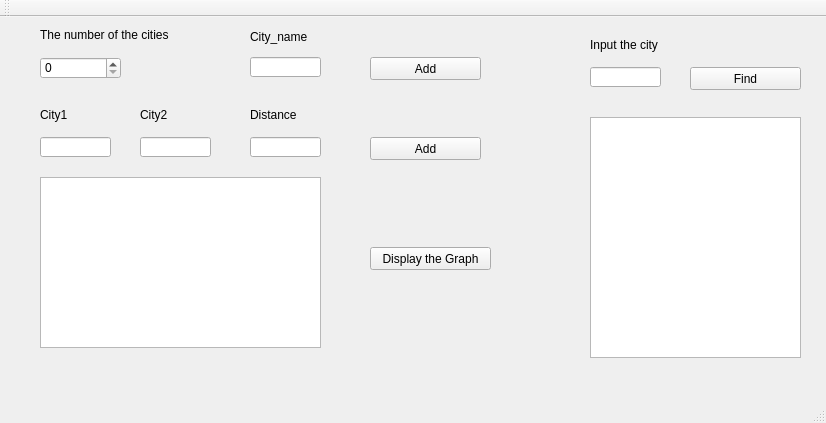
First picture: the form in mainwindow.ui, repository MiracleL/Graph, before the edit.
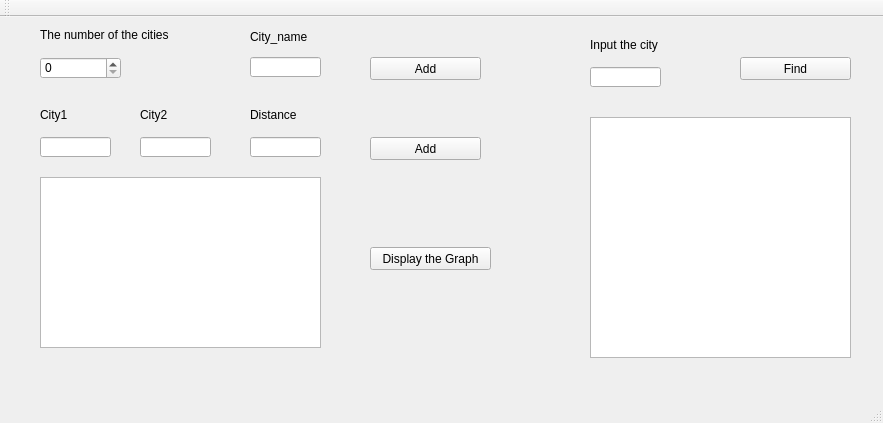
Second picture: the form after the edit.

What changed in the file:
```diff
--- a/mainwindow.ui
+++ b/mainwindow.ui
@@ -6,7 +6,7 @@
    <rect>
     <x>0</x>
     <y>0</y>
-    <width>826</width>
+    <width>883</width>
     <height>423</height>
    </rect>
   </property>
@@ -170,7 +170,7 @@
      <rect>
       <x>590</x>
       <y>100</y>
-      <width>211</width>
+      <width>261</width>
       <height>241</height>
      </rect>
     </property>
@@ -178,8 +178,8 @@
    <widget class="QPushButton" name="pushButton_4">
     <property name="geometry">
      <rect>
-      <x>690</x>
-      <y>50</y>
+      <x>740</x>
+      <y>40</y>
       <width>111</width>
       <height>23</height>
      </rect>
```
Left out of the diff: 2 changed lines with no effect on the pictures.
